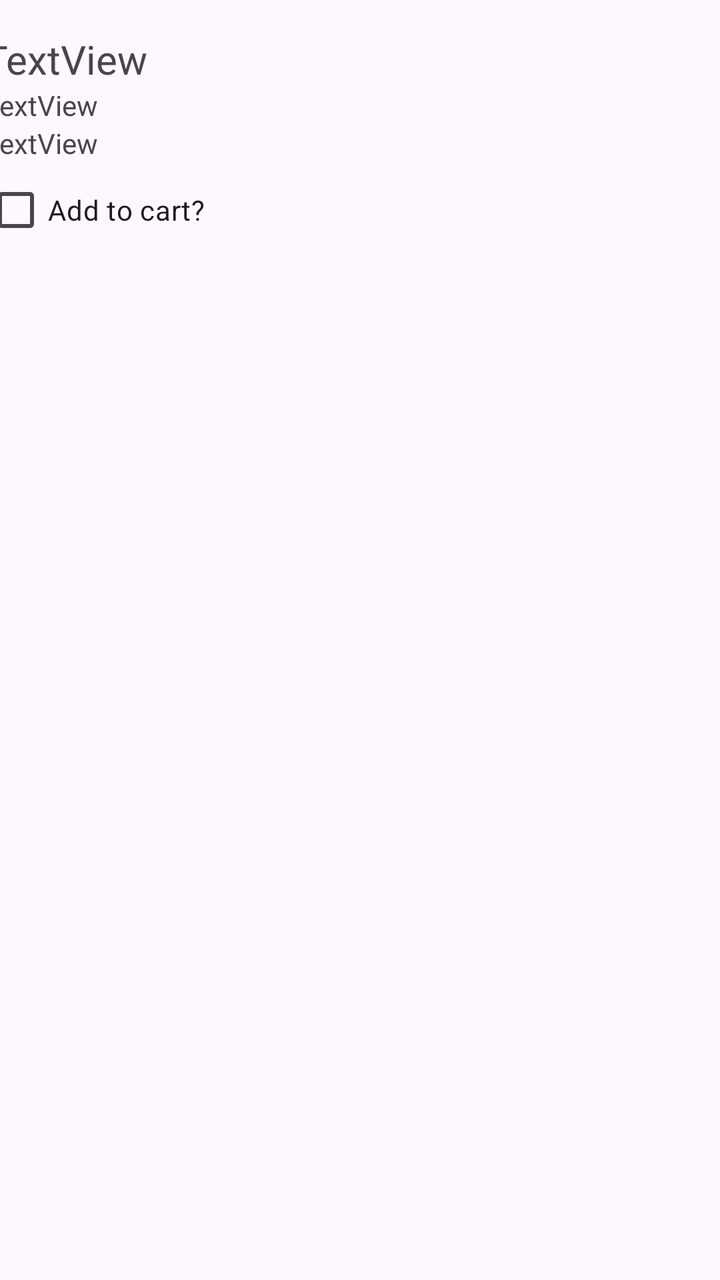
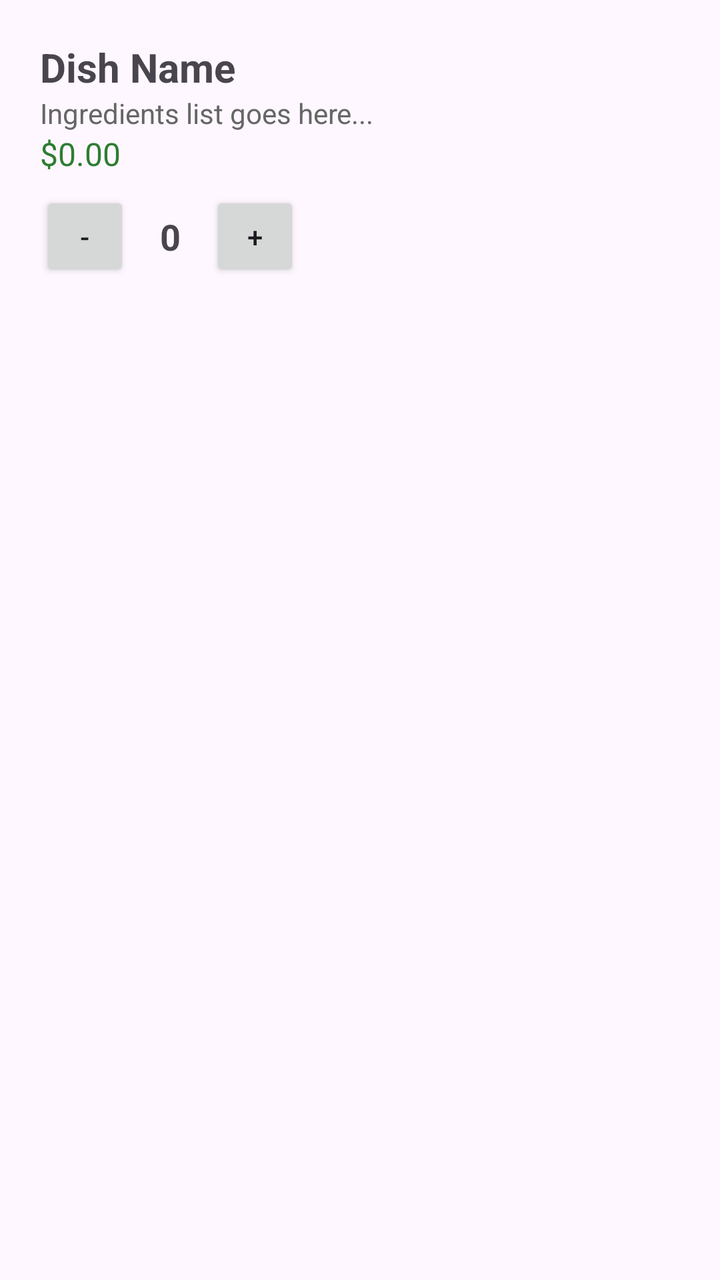

Before-and-after screenshots of an Android layout around one commit, followed by the original layout XML and the change that was made.
<!-- AndroidManifest.xml: application theme Theme.BudgetWolt_Android_Final -->
<!-- res/layout/item_menu.xml -->
<?xml version="1.0" encoding="utf-8"?>
<androidx.constraintlayout.widget.ConstraintLayout xmlns:android="http://schemas.android.com/apk/res/android"
    xmlns:app="http://schemas.android.com/apk/res-auto"
    xmlns:tools="http://schemas.android.com/tools"
    android:layout_width="match_parent"
    android:layout_height="match_parent">

    <LinearLayout
        android:layout_width="377dp"
        android:layout_height="120dp"
        android:layout_marginTop="16dp"
        android:orientation="vertical"
        app:layout_constraintEnd_toEndOf="parent"
        app:layout_constraintStart_toStartOf="parent"
        app:layout_constraintTop_toTopOf="parent">

        <TextView
            android:id="@+id/tvItemName"
            android:layout_width="match_parent"
            android:layout_height="wrap_content"
            android:text="TextView"
            android:textSize="20sp" />

        <TextView
            android:id="@+id/tvIngredients"
            android:layout_width="match_parent"
            android:layout_height="wrap_content"
            android:text="TextView" />

        <TextView
            android:id="@+id/tvPrice"
            android:layout_width="match_parent"
            android:layout_height="wrap_content"
            android:text="TextView" />

        <CheckBox
            android:id="@+id/checkBox"
            android:layout_width="match_parent"
            android:layout_height="wrap_content"
            android:text="Add to cart?" />
    </LinearLayout>
</androidx.constraintlayout.widget.ConstraintLayout>
<!-- resources referenced by this layout -->
<resources>
  <style name="Theme.BudgetWolt_Android_Final" parent="Base.Theme.BudgetWolt_Android_Final" />
  <style name="Base.Theme.BudgetWolt_Android_Final" parent="Theme.Material3.DayNight.NoActionBar">
          
          
      </style>
</resources>

<!-- the commit's change to res/layout/item_menu.xml (unified diff, before → after) -->
@@ -1,42 +1,68 @@
 <?xml version="1.0" encoding="utf-8"?>
 <androidx.constraintlayout.widget.ConstraintLayout xmlns:android="http://schemas.android.com/apk/res/android"
     xmlns:app="http://schemas.android.com/apk/res-auto"
-    xmlns:tools="http://schemas.android.com/tools"
     android:layout_width="match_parent"
-    android:layout_height="match_parent">
+    android:layout_height="wrap_content"
+    android:padding="8dp">
 
     <LinearLayout
-        android:layout_width="377dp"
-        android:layout_height="120dp"
-        android:layout_marginTop="16dp"
+        android:layout_width="match_parent"
+        android:layout_height="wrap_content"
         android:orientation="vertical"
-        app:layout_constraintEnd_toEndOf="parent"
-        app:layout_constraintStart_toStartOf="parent"
-        app:layout_constraintTop_toTopOf="parent">
+        android:padding="12dp"
+        app:layout_constraintTop_toTopOf="parent"
+        app:layout_constraintStart_toStartOf="parent">
 
         <TextView
             android:id="@+id/tvItemName"
             android:layout_width="match_parent"
             android:layout_height="wrap_content"
-            android:text="TextView"
-            android:textSize="20sp" />
+            android:text="Dish Name"
+            android:textSize="20sp"
+            android:textStyle="bold" />
 
         <TextView
             android:id="@+id/tvIngredients"
             android:layout_width="match_parent"
             android:layout_height="wrap_content"
-            android:text="TextView" />
+            android:text="Ingredients list goes here..."
+            android:textColor="#666666" />
 
         <TextView
             android:id="@+id/tvPrice"
             android:layout_width="match_parent"
             android:layout_height="wrap_content"
-            android:text="TextView" />
+            android:text="$0.00"
+            android:textColor="#2E7D32"
+            android:textSize="16sp" />
 
-        <CheckBox
-            android:id="@+id/checkBox"
-            android:layout_width="match_parent"
+        <LinearLayout
+            android:layout_width="wrap_content"
             android:layout_height="wrap_content"
-            android:text="Add to cart?" />
+            android:layout_marginTop="8dp"
+            android:gravity="center_vertical"
+            android:orientation="horizontal">
+
+            <Button
+                android:id="@+id/btnMinus"
+                android:layout_width="45dp"
+                android:layout_height="45dp"
+                android:text="-" />
+
+            <TextView
+                android:id="@+id/tvQuantity"
+                android:layout_width="40dp"
+                android:layout_height="wrap_content"
+                android:gravity="center"
+                android:text="0"
+                android:textSize="18sp"
+                android:textStyle="bold" />
+
+            <Button
+                android:id="@+id/btnPlus"
+                android:layout_width="45dp"
+                android:layout_height="45dp"
+                android:text="+" />
+        </LinearLayout>
     </LinearLayout>
 </androidx.constraintlayout.widget.ConstraintLayout>
